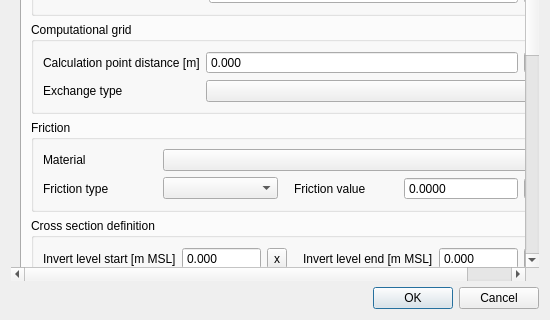
nens/threedi-schematisation-editor, file threedi_schematisation_editor/forms/ui/culvert.ui: the form before one commit; both pictures show x 0 to 550 and y 230 to 550 of the 550 by 550 pixel window.
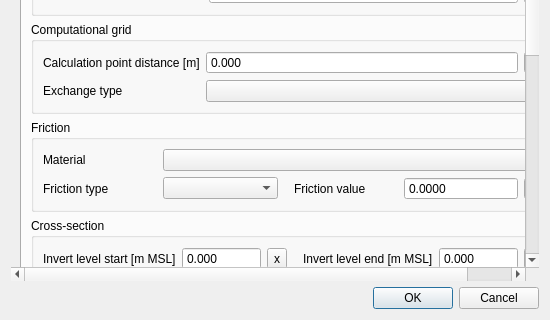
The form after the commit.

What changed in the file:
```diff
--- a/threedi_schematisation_editor/forms/ui/culvert.ui
+++ b/threedi_schematisation_editor/forms/ui/culvert.ui
@@ -334,7 +334,7 @@
               <set>Qt::ImhNone</set>
              </property>
              <property name="title">
-              <string>Cross section definition</string>
+              <string>Cross-section</string>
              </property>
              <layout class="QGridLayout" name="gridLayout_3">
               <item row="3" column="2">
```
